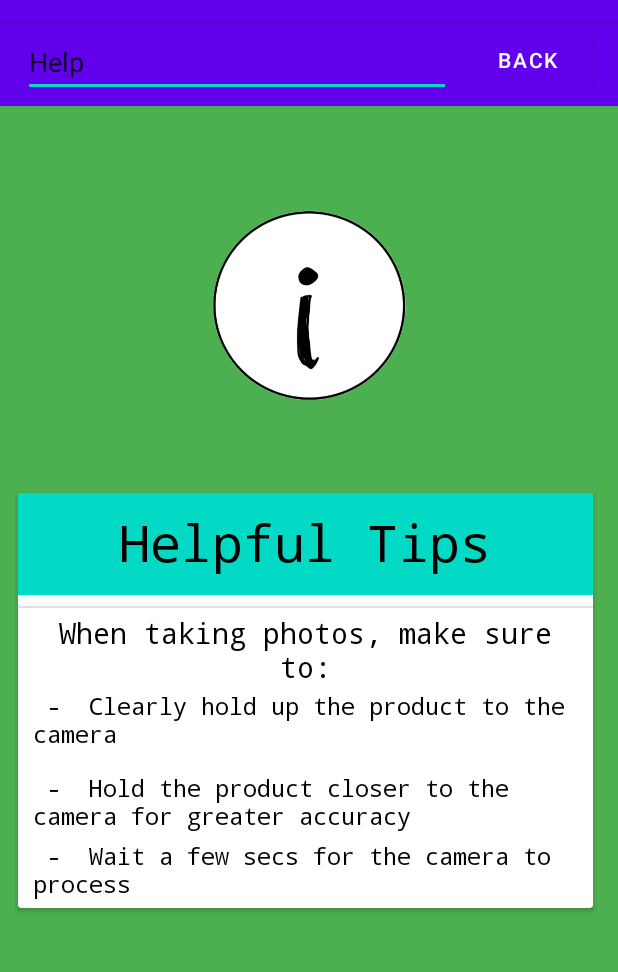
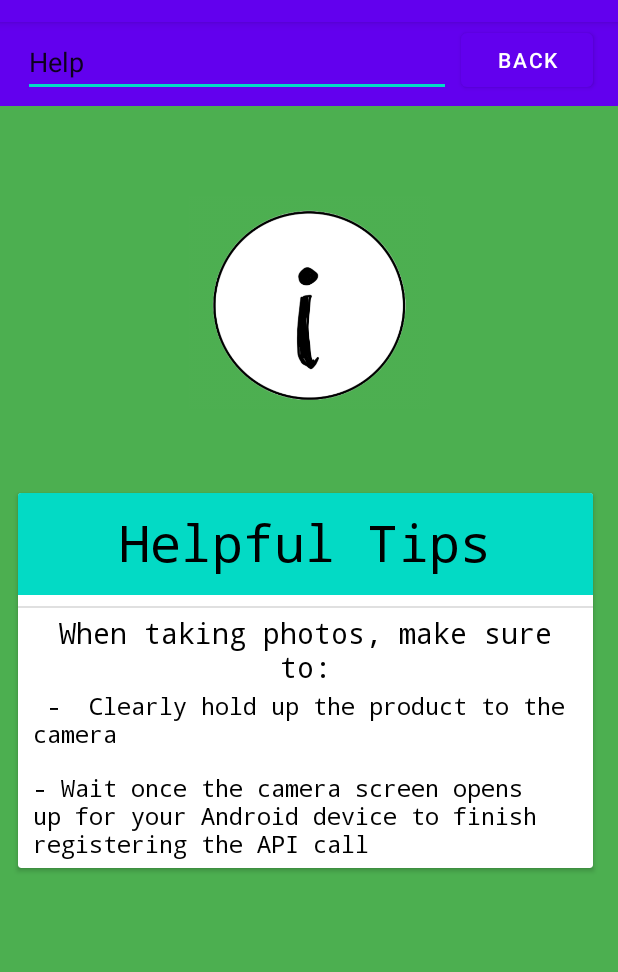
Before and after one commit to ayaamghi/EcoShop, an Android app: the screen it shows after launch (Info), after a tap on an icon or button, on a phone screen of 412 x 824 dp, the part 62-1034 px from its top. Run offline under Robolectric (Android 15) with nearby library versions, the phone set to English and light mode, and no system bars; libraries missing offline, so code that uses them is left out: org.tensorflow.lite.

Commit message:
Final Changes for RSA Competition

```diff
--- a/app/src/main/java/org/rsa/ecoshop/MainActivity.java
+++ b/app/src/main/java/org/rsa/ecoshop/MainActivity.java
@@ -16,9 +16,7 @@ import android.widget.TextView;
 import androidx.annotation.Nullable;
 import androidx.appcompat.app.AppCompatActivity;
 
-import org.rsa.ecoshop.ml.ModelFinal;
 import org.rsa.ecoshop.ml.ModelR;
-import org.rsa.ecoshop.ml.Modelt;
 import org.tensorflow.lite.DataType;
 import org.tensorflow.lite.support.tensorbuffer.TensorBuffer;
 
@@ -45,13 +43,13 @@ public class MainActivity extends AppCompatActivity implements View.OnClickListe
     static int peasCounter;
     static int fishCounter;
 
-    static int chickenImpact;
-    static int appleImpact;
-    static int porkImpact;
-    static int tomatoImpact;
-    static int potatoImpact;
-    static int peasImpact;
-    static int fishImpact;
+    static double chickenImpact;
+    static double appleImpact;
+    static double porkImpact;
+    static double tomatoImpact;
+    static double potatoImpact;
+    static double peasImpact;
+    static double fishImpact;
 
 
     static int chickensNotBought;
@@ -62,18 +60,19 @@ public class MainActivity extends AppCompatActivity implements View.OnClickListe
     static int peasNotBought;
     static int fishNotBought;
 
-    static int notBoughtChickenImpact;
-    static int notBoughtApplesImpact;
-    static int notBoughtPorkImpact;
-    static int notBoughtTomatoImpact;
-    static int notBoughtPotatoImpact;
-    static int notBoughtPeasImpact;
-    static int notBoughtFishImpact;
+    static double notBoughtChickenImpact;
+    static double notBoughtApplesImpact;
+    static double notBoughtPorkImpact;
+    static double notBoughtTomatoImpact;
+    static double notBoughtPotatoImpact;
+    static double notBoughtPeasImpact;
+    static double notBoughtFishImpact;
 
     int maxPos;
-    int[] impact = {6, 0, 7, 1, 0, 1, 5};
     ImageButton infoButton;
 ImageButton greenHands;
+    double[] impact = {7.2, .3, 6.1, 1.4, .8, 5.1};
+
     @Override
     protected void onCreate(Bundle savedInstanceState) {
 
@@ -131,7 +130,7 @@ ImageButton greenHands;
                         dontAdd.setVisibility(View.INVISIBLE);
                         break;
                     case R.id.dontAdd:
-                        counter(maxPos+9);
+                        notCounter(maxPos);
                         addList.setVisibility(View.INVISIBLE);
                         dontAdd.setVisibility(View.INVISIBLE);
                         break;
@@ -146,8 +145,40 @@ ImageButton greenHands;
     //increments how many of each product has been on shopping list
 
     //i added the below part idk if it works tho -- idea is that something comes up if default in switch below below
+public void notCounter(int position){
+    switch(position){
+    case 0:
+    chickensNotBought++;
+    notBoughtChickenImpact = chickensNotBought*impact[position];
+    break;
+    case 1:
+    applesNotBought++;
+    notBoughtApplesImpact = applesNotBought*impact[position];
+    break;
+    case 2:
+    porkNotBought++;
+    notBoughtPorkImpact = porkNotBought*impact[position];
+    break;
+    case 3:
+    tomatoNotBought++;
+    notBoughtTomatoImpact = tomatoNotBought*impact[position];
+    break;
+    case 4:
+    potatoNotBought++;
+    notBoughtPotatoImpact = potatoNotBought*impact[position];
+    break;
+    case 5:
+    peasNotBought++;
+    notBoughtPeasImpact = peasNotBought*impact[position];
+    break;
+    case 6:
+    fishNotBought++;
+    notBoughtFishImpact = fishNotBought*impact[position];
+    break;
+}
+}
+    public void counter(int position) {
 
-    public void counter(int position) {
         switch(position) {
             case 0:
                 chickenCounter++;
@@ -176,34 +207,6 @@ ImageButton greenHands;
             case 6:
                 fishCounter++;
                 fishImpact = fishCounter * impact[position];
-                break;
-            case 7:
-                chickensNotBought++;
-                notBoughtChickenImpact = chickensNotBought*impact[position-9];
-                break;
-            case 8:
-                applesNotBought++;
-                notBoughtApplesImpact = applesNotBought*impact[position-10];
-                break;
-            case 9:
-                porkNotBought++;
-                notBoughtPorkImpact = porkNotBought*impact[position-11];
-                break;
-            case 10:
-                tomatoNotBought++;
-                notBoughtTomatoImpact = tomatoNotBought*impact[position-12];
-                break;
-            case 11:
-                potatoNotBought++;
-                notBoughtPotatoImpact = potatoNotBought*impact[position-13];
-                break;
-            case 12:
-                peasNotBought++;
-                notBoughtPeasImpact = peasNotBought*impact[position-14];
-                break;
-            case 13:
-                fishNotBought++;
-                notBoughtFishImpact = fishNotBought*impact[position-15];
                 break;
         }
     }
@@ -249,34 +252,38 @@ ImageButton greenHands;
             // Runs model inference and gets result.
             ModelR.Outputs outputs = model.process(inputFeature0);
             TensorBuffer outputFeature0 = outputs.getOutputFeature0AsTensorBuffer();
-            //here too its not working oops
 
-            //iterates over entire array of floats-- prevents nullpointerexception when changing between models
+            //iterates over entire array of doubles-- prevents nullpointerexception when changing between models
             ArrayList<Float>  confidences = new ArrayList<>();
             for (float v : outputFeature0.getFloatArray()) {
                 confidences.add(v);
             }
 
             //finds max pos
-             maxPos = 0;
-            float maxConfidence = 0;
+            double maxConfidence = 0;
             for (int i = 0; i < confidences.size(); i++) {
                 if (confidences.get(i) > maxConfidence) {
                     maxConfidence = confidences.get(i);
                     maxPos = i;
                 }
             }
+
             //add class labels depending on model
-            classes.add("chicken");
-            classes.add("apple");
-            classes.add("pork");
-            classes.add("tomatoes");
-            classes.add("potatoes");
-            classes.add("peas");
-            classes.add("fish");
-            classes.add("other");
-            product.setText(classes.get(maxPos));
-
+            classes.add("Pork");
+            classes.add("Apple");
+            classes.add("Chicken");
+            classes.add("Tomatoes");
+            classes.add("Potatoes");
+            classes.add("Peas");
+            classes.add("Fish");
+if(maxConfidence > .5) {
+    product.setText(classes.get(maxPos));
+}
+else {
+        product.setText("Please rescan!");
+        addList.setVisibility(View.INVISIBLE);
+        dontAdd.setVisibility(View.INVISIBLE);
+}
 
             //prints out to system confidences- for debugging purposes
             String s = "";
--- a/app/src/main/res/layout/activity_info.xml
+++ b/app/src/main/res/layout/activity_info.xml
@@ -151,23 +151,7 @@
             android:paddingTop="5dp"
             android:paddingRight="10dp"
             android:paddingBottom="5dp"
-            android:text=" -  Hold the product closer to the camera for greater accuracy "
-            android:textColor="#000000"
-            android:textIsSelectable="false"
-            android:textSize="16sp"
-            android:visibility="visible" />
-
-        <TextView
-            android:id="@+id/tips_wait"
-            android:layout_width="wrap_content"
-            android:layout_height="wrap_content"
-            android:layout_marginTop="225dp"
-            android:fontFamily="monospace"
-            android:paddingLeft="10dp"
-            android:paddingTop="5dp"
-            android:paddingRight="10dp"
-            android:paddingBottom="5dp"
-            android:text=" -  Wait a few secs for the camera to process"
+            android:text="- Wait once the camera screen opens up for your Android device to finish registering the API call"
             android:textColor="#000000"
             android:textIsSelectable="false"
             android:textSize="16sp"
```
Also changed, not shown: app/src/main/res/layout/activity_main.xml (+4 -4 lines), 2 other files.
